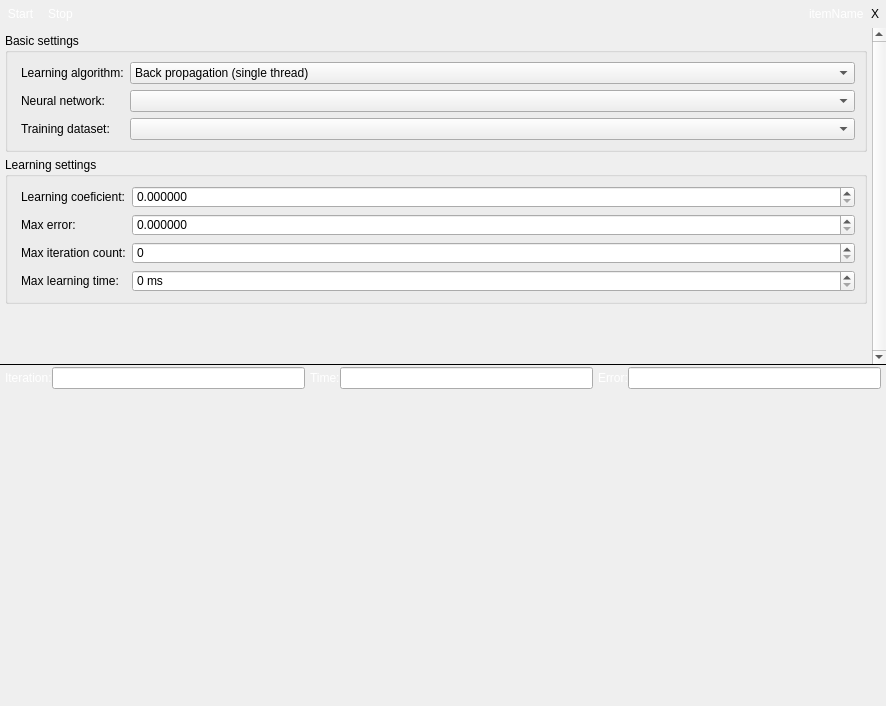
This is ApplicationUi/LearningWidget.ui in kacerpetr/NNCreator as Qt 5 draws it before an edit. The edited form follows.
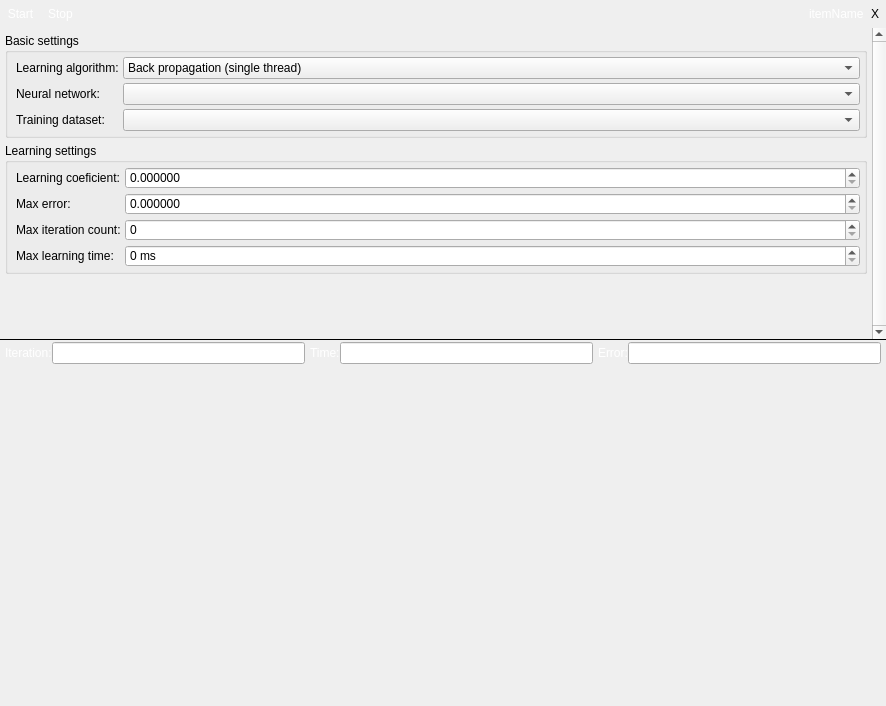
This is the edited form. Icons and pictures are not drawn.

Commit message: Bugfix: missing Plot1D X axis label and bad X, Y values with empty plot

The edit to the form file:
```diff
--- a/ApplicationUi/LearningWidget.ui
+++ b/ApplicationUi/LearningWidget.ui
@@ -308,7 +308,7 @@
                <rect>
                 <x>0</x>
                 <y>0</y>
-                <width>869</width>
+                <width>872</width>
                 <height>336</height>
                </rect>
               </property>
@@ -337,6 +337,24 @@
                   <string>Basic settings</string>
                  </property>
                  <layout class="QFormLayout" name="formLayout_3">
+                  <property name="horizontalSpacing">
+                   <number>4</number>
+                  </property>
+                  <property name="verticalSpacing">
+                   <number>4</number>
+                  </property>
+                  <property name="leftMargin">
+                   <number>4</number>
+                  </property>
+                  <property name="topMargin">
+                   <number>4</number>
+                  </property>
+                  <property name="rightMargin">
+                   <number>4</number>
+                  </property>
+                  <property name="bottomMargin">
+                   <number>4</number>
+                  </property>
                   <item row="0" column="0">
                    <widget class="QLabel" name="label_17">
                     <property name="sizePolicy">
@@ -438,6 +456,24 @@
                   <property name="fieldGrowthPolicy">
                    <enum>QFormLayout::ExpandingFieldsGrow</enum>
                   </property>
+                  <property name="horizontalSpacing">
+                   <number>4</number>
+                  </property>
+                  <property name="verticalSpacing">
+                   <number>4</number>
+                  </property>
+                  <property name="leftMargin">
+                   <number>4</number>
+                  </property>
+                  <property name="topMargin">
+                   <number>4</number>
+                  </property>
+                  <property name="rightMargin">
+                   <number>4</number>
+                  </property>
+                  <property name="bottomMargin">
+                   <number>4</number>
+                  </property>
                   <item row="0" column="0">
                    <widget class="QLabel" name="label_16">
                     <property name="sizePolicy">
```
Left out of the diff: 88 changed lines with no effect on the pictures. The commit also changes 5 other files.
